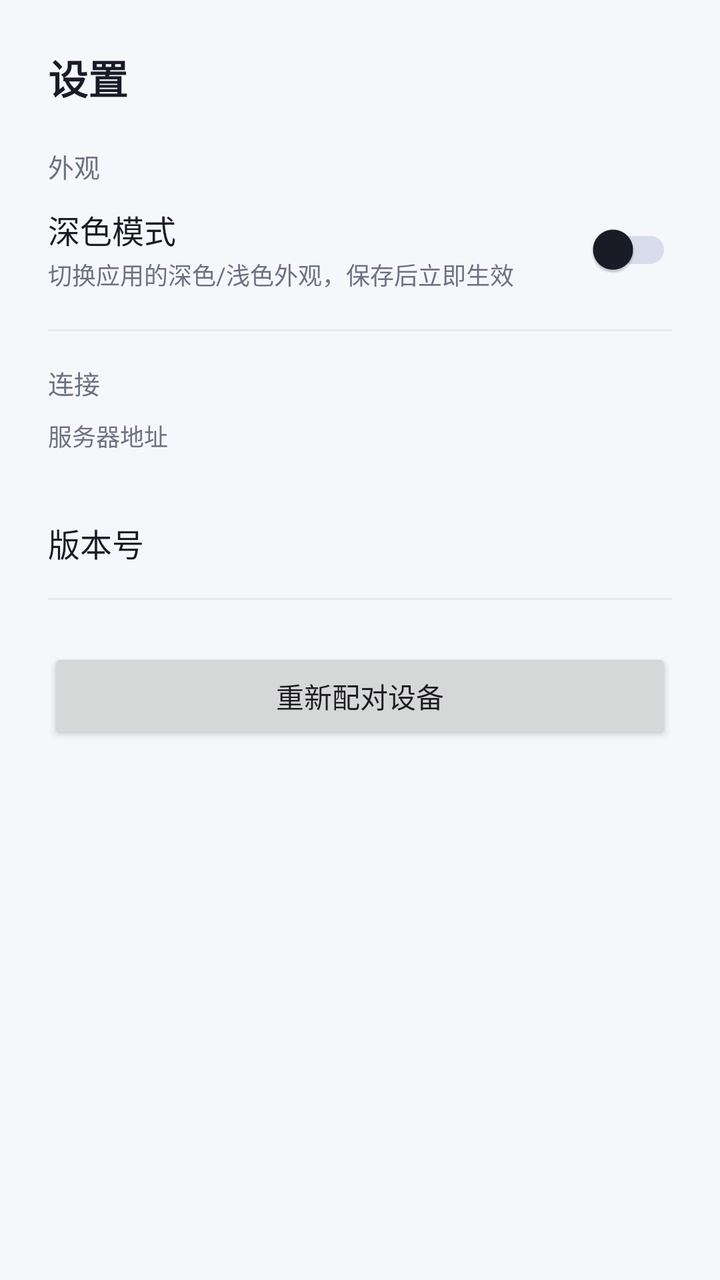
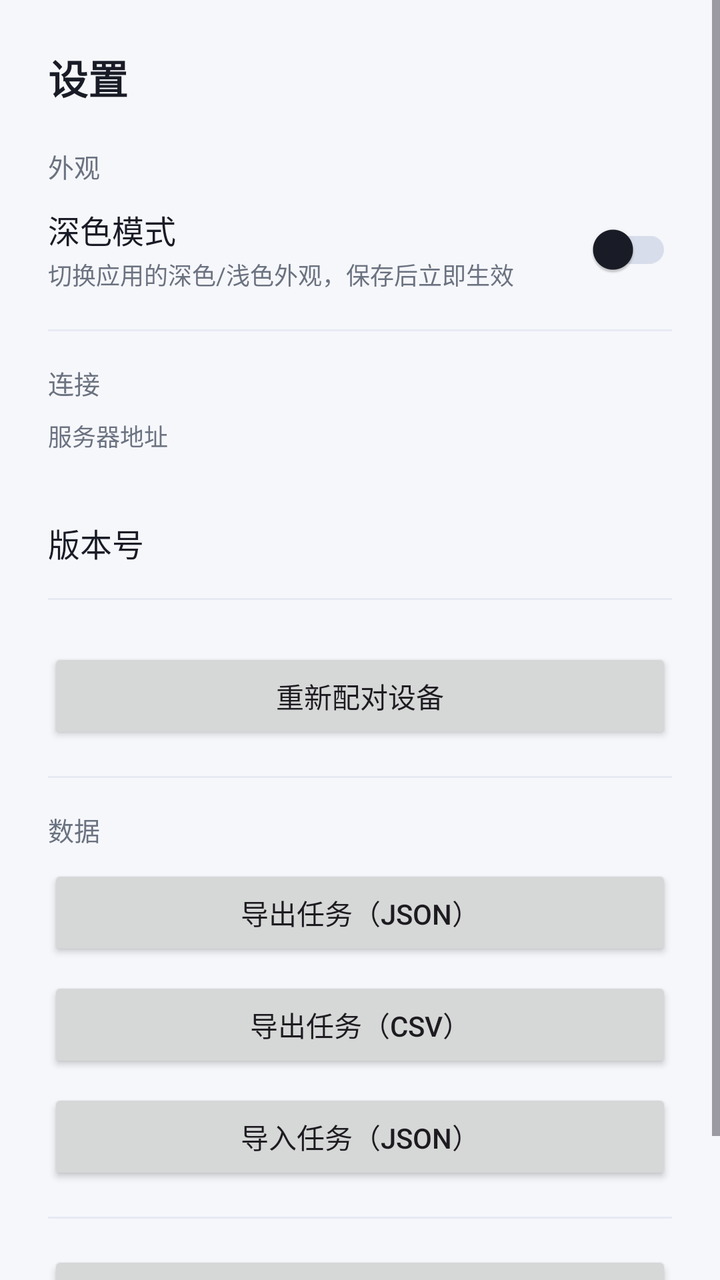

Screens rendered from an Android XML layout before and after an edit, with the pre-edit source and the edit as a unified diff.
<!-- AndroidManifest.xml: application theme Theme.TodoApp -->
<!-- res/layout/fragment_settings.xml -->
<?xml version="1.0" encoding="utf-8"?>
<ScrollView xmlns:android="http://schemas.android.com/apk/res/android"
    android:layout_width="match_parent"
    android:layout_height="match_parent">

    <LinearLayout
        android:layout_width="match_parent"
        android:layout_height="wrap_content"
        android:orientation="vertical"
        android:padding="24dp">

        <TextView
            android:layout_width="wrap_content"
            android:layout_height="wrap_content"
            android:text="@string/settings_title"
            android:textColor="?attr/colorOnSurface"
            android:textSize="20sp"
            android:textStyle="bold" />

        
        <TextView
            android:layout_width="wrap_content"
            android:layout_height="wrap_content"
            android:layout_marginTop="20dp"
            android:text="@string/settings_section_appearance"
            android:textColor="?attr/colorOnSurfaceVariant"
            android:textSize="13sp" />

        <LinearLayout
            android:layout_width="match_parent"
            android:layout_height="wrap_content"
            android:layout_marginTop="8dp"
            android:gravity="center_vertical"
            android:orientation="horizontal">

            <LinearLayout
                android:layout_width="0dp"
                android:layout_height="wrap_content"
                android:layout_weight="1"
                android:orientation="vertical">

                <TextView
                    android:layout_width="wrap_content"
                    android:layout_height="wrap_content"
                    android:text="@string/settings_dark_mode"
                    android:textColor="?attr/colorOnSurface"
                    android:textSize="16sp" />

                <TextView
                    android:layout_width="wrap_content"
                    android:layout_height="wrap_content"
                    android:layout_marginTop="2dp"
                    android:text="@string/settings_dark_mode_desc"
                    android:textColor="?attr/colorOnSurfaceVariant"
                    android:textSize="12sp" />
            </LinearLayout>

            <com.google.android.material.switchmaterial.SwitchMaterial
                android:id="@+id/switchDarkMode"
                android:layout_width="wrap_content"
                android:layout_height="wrap_content" />
        </LinearLayout>

        <View
            android:layout_width="match_parent"
            android:layout_height="1dp"
            android:layout_marginTop="16dp"
            android:background="?attr/colorOutlineVariant" />

        
        <TextView
            android:layout_width="wrap_content"
            android:layout_height="wrap_content"
            android:layout_marginTop="16dp"
            android:text="@string/settings_section_connection"
            android:textColor="?attr/colorOnSurfaceVariant"
            android:textSize="13sp" />

        <TextView
            android:layout_width="wrap_content"
            android:layout_height="wrap_content"
            android:layout_marginTop="8dp"
            android:text="@string/settings_server_url"
            android:textColor="?attr/colorOnSurfaceVariant"
            android:textSize="12sp" />

        <TextView
            android:id="@+id/tvServerUrl"
            android:layout_width="match_parent"
            android:layout_height="wrap_content"
            android:layout_marginTop="2dp"
            android:textColor="?attr/colorOnSurface"
            android:textIsSelectable="true"
            android:textSize="14sp" />

        <LinearLayout
            android:layout_width="match_parent"
            android:layout_height="wrap_content"
            android:layout_marginTop="12dp"
            android:gravity="center_vertical"
            android:orientation="horizontal">

            <TextView
                android:layout_width="0dp"
                android:layout_height="wrap_content"
                android:layout_weight="1"
                android:text="@string/settings_version"
                android:textColor="?attr/colorOnSurface"
                android:textSize="16sp" />

            <TextView
                android:id="@+id/tvVersion"
                android:layout_width="wrap_content"
                android:layout_height="wrap_content"
                android:textColor="?attr/colorOnSurfaceVariant"
                android:textSize="14sp" />
        </LinearLayout>

        <View
            android:layout_width="match_parent"
            android:layout_height="1dp"
            android:layout_marginTop="16dp"
            android:background="?attr/colorOutlineVariant" />

        <Button
            android:id="@+id/btnRePair"
            android:layout_width="match_parent"
            android:layout_height="wrap_content"
            android:layout_marginTop="24dp"
            android:text="@string/settings_re_pair" />

    </LinearLayout>
</ScrollView>
<!-- resources referenced by this layout -->
<resources>
  <string name="settings_dark_mode">深色模式</string>
  <string name="settings_dark_mode_desc">切换应用的深色/浅色外观，保存后立即生效</string>
  <string name="settings_re_pair">重新配对设备</string>
  <string name="settings_section_appearance">外观</string>
  <string name="settings_section_connection">连接</string>
  <string name="settings_server_url">服务器地址</string>
  <string name="settings_title">设置</string>
  <string name="settings_version">版本号</string>
  <color name="md_theme_light_primary">#6366f1</color>
  <color name="md_theme_light_onPrimary">#ffffff</color>
  <color name="md_theme_light_primaryContainer">#e0e7ff</color>
  <color name="md_theme_light_onPrimaryContainer">#1e1b4b</color>
  <color name="md_theme_light_secondary">#6b7280</color>
  <color name="md_theme_light_onSecondary">#ffffff</color>
  <color name="md_theme_light_secondaryContainer">#eef0f6</color>
  <color name="md_theme_light_onSecondaryContainer">#191c26</color>
  <color name="md_theme_light_tertiary">#8b5cf6</color>
  <color name="md_theme_light_onTertiary">#ffffff</color>
  <color name="md_theme_light_tertiaryContainer">#ede9fe</color>
  <color name="md_theme_light_onTertiaryContainer">#2e1065</color>
  <color name="md_theme_light_error">#ef4444</color>
  <color name="md_theme_light_errorContainer">#fee2e2</color>
  <color name="md_theme_light_onError">#ffffff</color>
  <color name="md_theme_light_onErrorContainer">#7f1d1d</color>
  <color name="md_theme_light_background">#f6f7fb</color>
  <color name="md_theme_light_onBackground">#191c26</color>
  <color name="md_theme_light_surface">#ffffff</color>
  <color name="md_theme_light_onSurface">#191c26</color>
  <color name="md_theme_light_surfaceVariant">#eef0f6</color>
  <color name="md_theme_light_onSurfaceVariant">#6b7280</color>
  <color name="md_theme_light_outline">#d8ddeb</color>
  <color name="md_theme_light_outlineVariant">#e7eaf3</color>
  <!-- unchanged entries left out for length: 1 -->
</resources>

<!-- the commit's change to res/layout/fragment_settings.xml (unified diff, before → after) -->
@@ -129,5 +129,55 @@
             android:layout_marginTop="24dp"
             android:text="@string/settings_re_pair" />
 
+        <View
+            android:layout_width="match_parent"
+            android:layout_height="1dp"
+            android:layout_marginTop="16dp"
+            android:background="?attr/colorOutlineVariant" />
+
+        
+        <TextView
+            android:layout_width="wrap_content"
+            android:layout_height="wrap_content"
+            android:layout_marginTop="16dp"
+            android:text="@string/settings_section_data"
+            android:textColor="?attr/colorOnSurfaceVariant"
+            android:textSize="13sp" />
+
+        <Button
+            android:id="@+id/btnExportJson"
+            android:layout_width="match_parent"
+            android:layout_height="wrap_content"
+            android:layout_marginTop="8dp"
+            android:text="@string/settings_export_json" />
+
+        <Button
+            android:id="@+id/btnExportCsv"
+            android:layout_width="match_parent"
+            android:layout_height="wrap_content"
+            android:layout_marginTop="8dp"
+            android:text="@string/settings_export_csv" />
+
+        <Button
+            android:id="@+id/btnImportJson"
+            android:layout_width="match_parent"
+            android:layout_height="wrap_content"
+            android:layout_marginTop="8dp"
+            android:text="@string/settings_import_json" />
+
+        <View
+            android:layout_width="match_parent"
+            android:layout_height="1dp"
+            android:layout_marginTop="16dp"
+            android:background="?attr/colorOutlineVariant" />
+
+        <Button
+            android:id="@+id/btnLogout"
+            android:layout_width="match_parent"
+            android:layout_height="wrap_content"
+            android:layout_marginTop="16dp"
+            android:layout_marginBottom="24dp"
+            android:text="@string/settings_logout" />
+
     </LinearLayout>
 </ScrollView>
<!-- resource entries referenced after the edit -->
@@ -2,9 +2,14 @@
 <resources>
   <string name="settings_dark_mode">深色模式</string>
   <string name="settings_dark_mode_desc">切换应用的深色/浅色外观，保存后立即生效</string>
+  <string name="settings_export_csv">导出任务（CSV）</string>
+  <string name="settings_export_json">导出任务（JSON）</string>
+  <string name="settings_import_json">导入任务（JSON）</string>
+  <string name="settings_logout">退出登录</string>
   <string name="settings_re_pair">重新配对设备</string>
   <string name="settings_section_appearance">外观</string>
   <string name="settings_section_connection">连接</string>
+  <string name="settings_section_data">数据</string>
   <string name="settings_server_url">服务器地址</string>
   <string name="settings_title">设置</string>
   <string name="settings_version">版本号</string>
